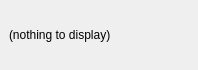
Old version of the form usercore/src/displaywidget/displaywidget.ui in the repository rdit-ch/itemframework-example.
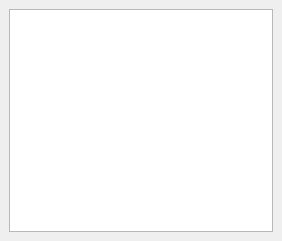
New version of the form.

The edit to the form file:
```diff
--- a/usercore/src/displaywidget/displaywidget.ui
+++ b/usercore/src/displaywidget/displaywidget.ui
@@ -6,8 +6,8 @@
    <rect>
     <x>0</x>
     <y>0</y>
-    <width>198</width>
-    <height>70</height>
+    <width>282</width>
+    <height>241</height>
    </rect>
   </property>
   <property name="windowTitle">
@@ -16,9 +16,12 @@
   <widget class="QWidget" name="dockWidgetContents">
    <layout class="QVBoxLayout" name="verticalLayout">
     <item>
-     <widget class="QLabel" name="label">
-      <property name="text">
-       <string>(nothing to display)</string>
+     <widget class="QListWidget" name="listWidget">
+      <property name="minimumSize">
+       <size>
+        <width>0</width>
+        <height>0</height>
+       </size>
       </property>
      </widget>
     </item>
```
